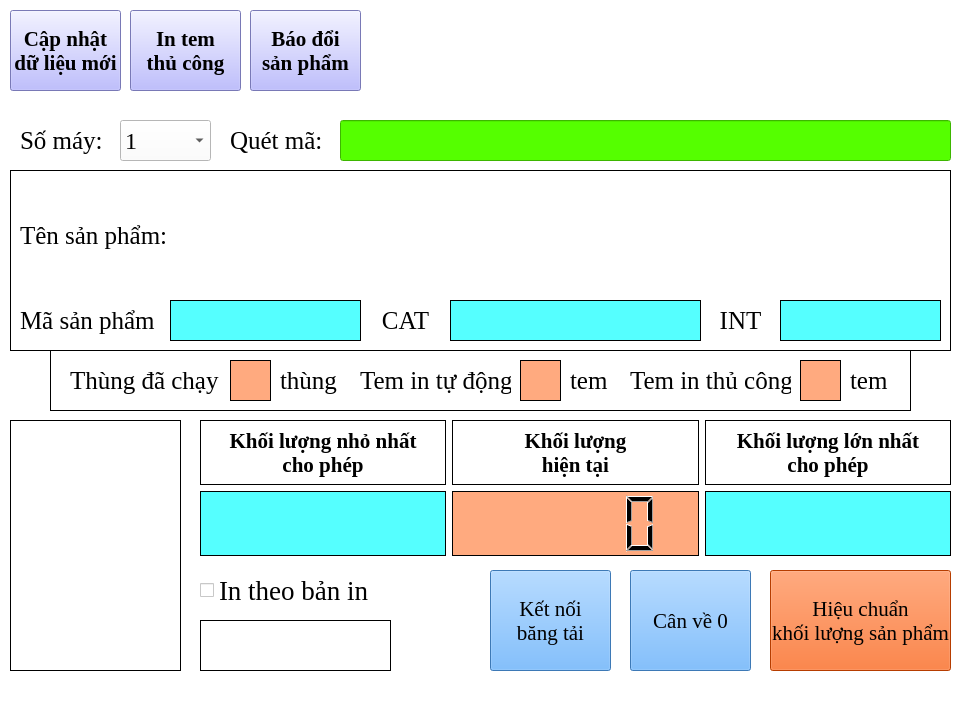
The window that qtdes/Main.ui (AlgosDuCouteau/Checkweigher) describes before a commit, drawn with Qt 5.
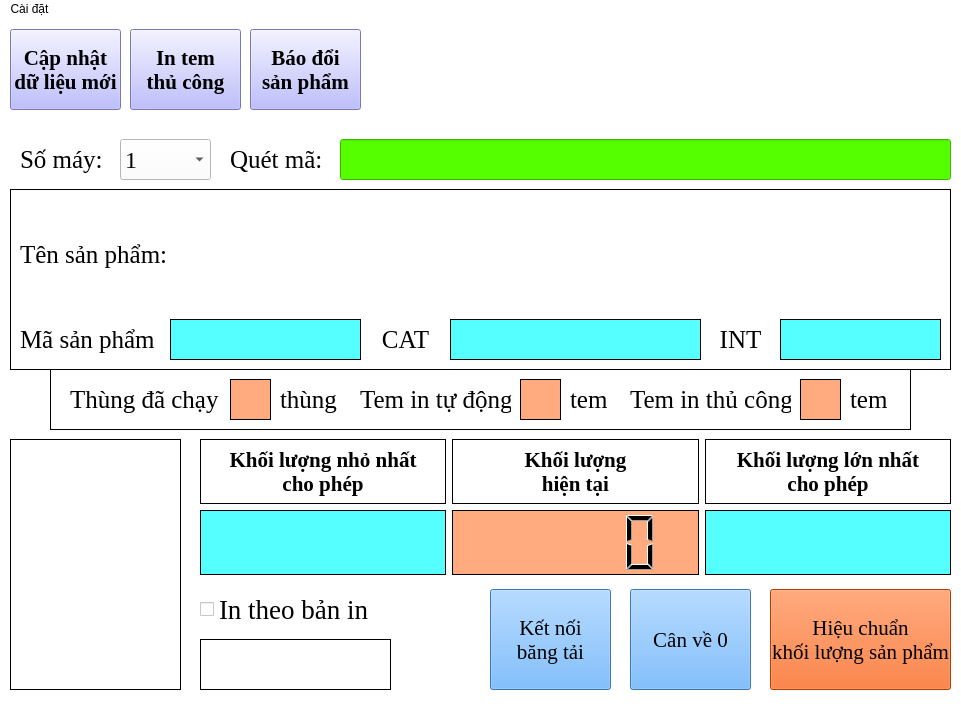
The same window after the commit. Icons and pictures are not drawn.

```diff
--- a/qtdes/Main.ui
+++ b/qtdes/Main.ui
@@ -1106,6 +1106,23 @@
    <zorder>QuanStampAuto</zorder>
    <zorder>ChangePd</zorder>
   </widget>
+  <widget class="QMenuBar" name="menuBar">
+   <property name="geometry">
+    <rect>
+     <x>0</x>
+     <y>0</y>
+     <width>961</width>
+     <height>21</height>
+    </rect>
+   </property>
+   <widget class="QMenu" name="menuConfig">
+    <property name="title">
+     <string>Cài đặt</string>
+    </property>
+    <addaction name="actionConfig"/>
+   </widget>
+   <addaction name="menuConfig"/>
+  </widget>
   <action name="PrintManu">
    <property name="text">
     <string>In</string>
```
Left out of the diff: 8 changed lines with no effect on the pictures.
